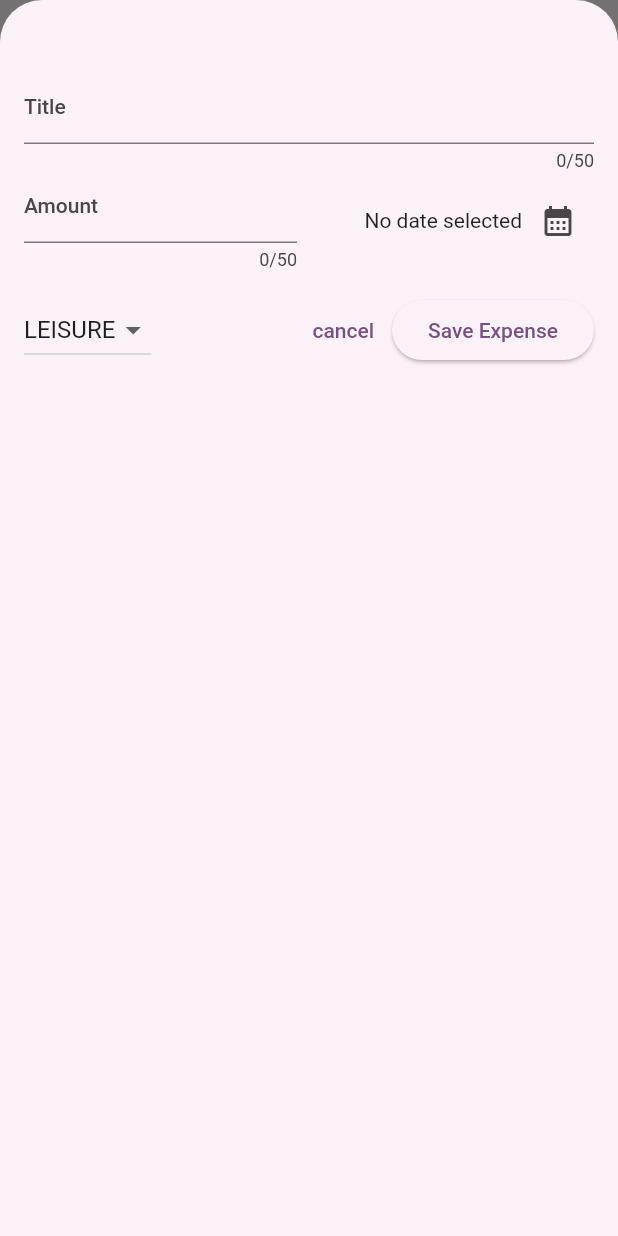
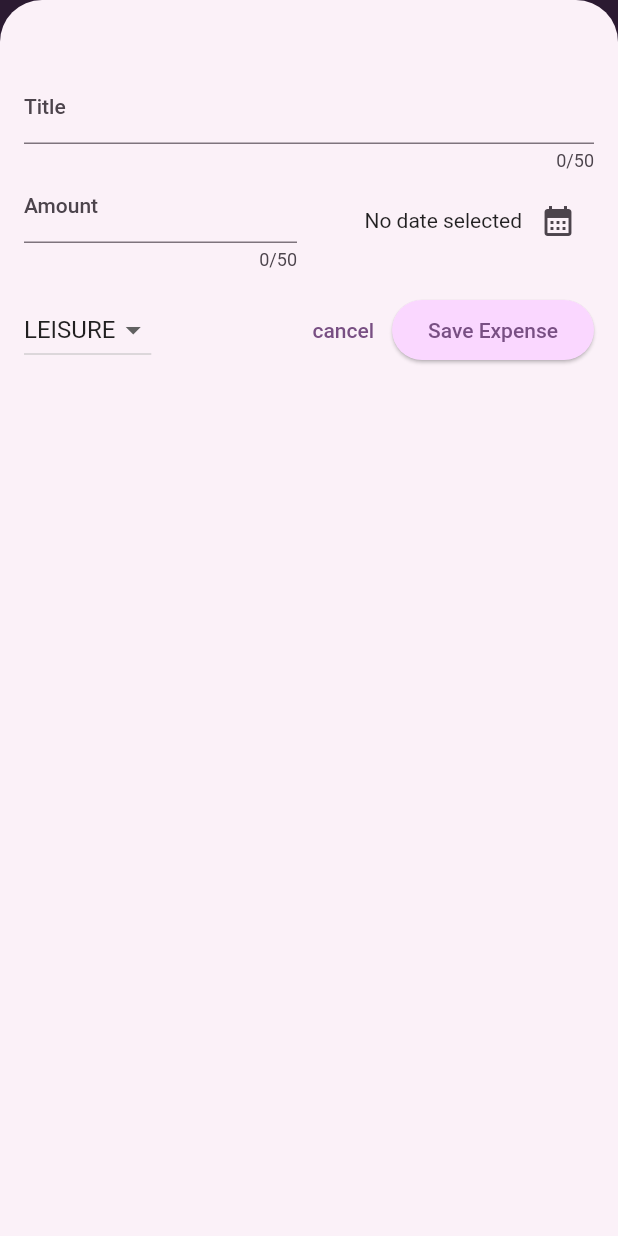
Before and after one commit to abdulrafayharoon/expense_tracker, a Flutter app: the screen it shows after launch, after a tap on the "add" icon, on a phone screen of 412 x 824 dp. Run offline on Flutter 3.47's test engine with Material 2 defaults, Android fonts, the phone set to English and light mode, and no system bars.

Commit message:
project completed

```diff
--- a/lib/main.dart
+++ b/lib/main.dart
@@ -1,16 +1,63 @@
 import 'package:expense_tracker/widgets/expenses.dart';
 import 'package:flutter/material.dart';
 
-var kColorScheme = ColorScheme.fromSeed(seedColor: const  Color.fromARGB(239, 215, 153, 231),);
+var kColorScheme = ColorScheme.fromSeed(
+  seedColor: const Color.fromARGB(239, 215, 153, 231),
+);
+
+var kDarkColorScheme =
+    ColorScheme.fromSeed(
+      brightness: Brightness.dark,
+        seedColor: const Color.fromARGB(255, 5, 99, 125));
 
 void main() {
   runApp(
     MaterialApp(
+      darkTheme: ThemeData.dark()
+          .copyWith(useMaterial3: true,
+          colorScheme: kDarkColorScheme,
+        cardTheme: const CardTheme().copyWith(
+          color: kDarkColorScheme.secondaryContainer,
+          margin: const EdgeInsets.symmetric(
+            horizontal: 16,
+            vertical: 8,
+          ),
+      ),
+        elevatedButtonTheme: ElevatedButtonThemeData(
+          style: ElevatedButton.styleFrom(
+            backgroundColor: kDarkColorScheme.primaryContainer,
+            foregroundColor: kDarkColorScheme.onPrimaryContainer),
+      ),
+      ),
       debugShowCheckedModeBanner: false,
       theme: ThemeData().copyWith(
         useMaterial3: true,
-        colorScheme: kColorScheme
+        colorScheme: kColorScheme,
+        appBarTheme: const AppBarTheme().copyWith(
+          backgroundColor: kColorScheme.onPrimaryContainer,
+          foregroundColor: kColorScheme.primaryContainer,
+        ),
+        cardTheme: const CardTheme().copyWith(
+          color: kColorScheme.secondaryContainer,
+          margin: const EdgeInsets.symmetric(
+            horizontal: 16,
+            vertical: 8,
+          ),
+        ),
+        elevatedButtonTheme: ElevatedButtonThemeData(
+          style: ElevatedButton.styleFrom(
+            backgroundColor: kColorScheme.primaryContainer,
+          ),
+        ),
+        textTheme: ThemeData().textTheme.copyWith(
+              titleLarge: TextStyle(
+                fontWeight: FontWeight.bold,
+                color: kColorScheme.onSecondaryContainer,
+                fontSize: 16,
+              ),
+            ),
       ),
+      // themeMode: ThemeMode.system,
       home: const Expenses(),
     ),
   );
--- a/lib/models/expense.dart
+++ b/lib/models/expense.dart
@@ -33,3 +33,27 @@ String get formattedDate{
   return formatter.format(date);
 }
 }
+
+class ExpenseBucket {
+  const ExpenseBucket({
+    required this.category,
+    required this.expenses,
+});
+
+  ExpenseBucket.forCategory(List<Expense> allExpenses, this.category)
+      : expenses= allExpenses.where((expense) => expense.category ==  category).toList();
+
+  final Category category;
+  final List<Expense> expenses;
+
+  double get totalExpenses{
+    double sum=0;
+
+    for (final expense in expenses){
+      sum += expense.amount;
+
+    }
+      return sum;
+  }
+
+}
--- /dev/null
+++ b/lib/widgets/chart/chart.dart
@@ -0,0 +1,95 @@
+import 'package:flutter/material.dart';
+
+import 'package:expense_tracker/widgets/chart/chart_bar.dart';
+import 'package:expense_tracker/models/expense.dart';
+
+class Chart extends StatelessWidget {
+  const Chart({super.key, required this.expenses});
+
+  final List<Expense> expenses;
+
+  List<ExpenseBucket> get buckets {
+    return [
+      ExpenseBucket.forCategory(expenses, Category.food),
+      ExpenseBucket.forCategory(expenses, Category.leisure),
+      ExpenseBucket.forCategory(expenses, Category.travel),
+      ExpenseBucket.forCategory(expenses, Category.work),
+    ];
+  }
+
+  double get maxTotalExpense {
+    double maxTotalExpense = 0;
+
+    for (final bucket in buckets) {
+      if (bucket.totalExpenses > maxTotalExpense) {
+        maxTotalExpense = bucket.totalExpenses;
+      }
+    }
+
+    return maxTotalExpense;
+  }
+
+  @override
+  Widget build(BuildContext context) {
+    final isDarkMode =
+        MediaQuery.of(context).platformBrightness == Brightness.dark;
+    return Container(
+      margin: const EdgeInsets.all(16),
+      padding: const EdgeInsets.symmetric(
+        vertical: 16,
+        horizontal: 8,
+      ),
+      width: double.infinity,
+      height: 180,
+      decoration: BoxDecoration(
+        borderRadius: BorderRadius.circular(8),
+        gradient: LinearGradient(
+          colors: [
+            Theme.of(context).colorScheme.primary.withOpacity(0.3),
+            Theme.of(context).colorScheme.primary.withOpacity(0.0)
+          ],
+          begin: Alignment.bottomCenter,
+          end: Alignment.topCenter,
+        ),
+      ),
+      child: Column(
+        children: [
+          Expanded(
+            child: Row(
+              crossAxisAlignment: CrossAxisAlignment.end,
+              children: [
+                for (final bucket in buckets) // alternative to map()
+                  ChartBar(
+                    fill: bucket.totalExpenses == 0
+                        ? 0
+                        : bucket.totalExpenses / maxTotalExpense,
+                  )
+              ],
+            ),
+          ),
+          const SizedBox(height: 12),
+          Row(
+            children: buckets
+                .map(
+                  (bucket) => Expanded(
+                    child: Padding(
+                      padding: const EdgeInsets.symmetric(horizontal: 4),
+                      child: Icon(
+                        categoryIcons[bucket.category],
+                        color: isDarkMode
+                            ? Theme.of(context).colorScheme.secondary
+                            : Theme.of(context)
+                                .colorScheme
+                                .primary
+                                .withOpacity(0.7),
+                      ),
+                    ),
+                  ),
+                )
+                .toList(),
+          )
+        ],
+      ),
+    );
+  }
+}
--- /dev/null
+++ b/lib/widgets/chart/chart_bar.dart
@@ -0,0 +1,34 @@
+import 'package:flutter/material.dart';
+
+class ChartBar extends StatelessWidget {
+  const ChartBar({
+    super.key,
+    required this.fill,
+  });
+
+  final double fill;
+
+  @override
+  Widget build(BuildContext context) {
+    final isDarkMode =
+        MediaQuery.of(context).platformBrightness == Brightness.dark;
+    return Expanded(
+      child: Padding(
+        padding: const EdgeInsets.symmetric(horizontal: 4),
+        child: FractionallySizedBox(
+          heightFactor: fill,
+          child: DecoratedBox(
+            decoration: BoxDecoration(
+              shape: BoxShape.rectangle,
+              borderRadius:
+                  const BorderRadius.vertical(top: Radius.circular(8)),
+              color: isDarkMode
+                  ? Theme.of(context).colorScheme.secondary
+                  : Theme.of(context).colorScheme.primary.withOpacity(0.65),
+            ),
+          ),
+        ),
+      ),
+    );
+  }
+}
--- a/lib/widgets/expenses.dart
+++ b/lib/widgets/expenses.dart
@@ -1,4 +1,5 @@
 import 'package:expense_tracker/models/expense.dart';
+import 'package:expense_tracker/widgets/chart/chart.dart';
 import 'package:expense_tracker/widgets/new_expense.dart';
 import 'package:flutter/material.dart';
 
@@ -93,7 +94,7 @@ class _ExpensesState extends State<Expenses> {
       body: Column(
         children: [
           // toolbar with the Add button => Row()
-          const Text("The chart"),
+         Chart(expenses: _registeredExpenses),
           Expanded(
             child: mainContent,
           ),
--- a/lib/widgets/expenses_list/expenses_item.dart
+++ b/lib/widgets/expenses_list/expenses_item.dart
@@ -12,20 +12,26 @@ class ExpenseItem extends StatelessWidget {
     return Card(
       child: Padding(
         padding: const EdgeInsets.symmetric(
-        horizontal: 20,
-      vertical: 16,
-    ),
+          horizontal: 20,
+          vertical: 16,
+        ),
         child: Column(
+          crossAxisAlignment: CrossAxisAlignment.start,
           children: [
-            Text(expense.title),
-            const SizedBox(height: 4,),
+            Text(
+              expense.title,
+              style: Theme.of(context).textTheme.titleLarge,
+            ),
+            const SizedBox(
+              height: 4,
+            ),
             Row(
               children: [
                 Text('\$${expense.amount.toStringAsFixed(2)}'),
                 const Spacer(),
                 Row(
                   children: [
-                  Icon(categoryIcons[expense.category]),
+                    Icon(categoryIcons[expense.category]),
                     const SizedBox(width: 8),
                     Text(expense.formattedDate),
                   ],
--- a/lib/widgets/expenses_list/expenses_list.dart
+++ b/lib/widgets/expenses_list/expenses_list.dart
@@ -18,11 +18,15 @@ class ExpensesList extends StatelessWidget {
       itemCount: expenses.length,
       itemBuilder: (ctx, index) => Dismissible(
         key: ValueKey(expenses[index]),
-        onDismissed: (direction){
+        background: Container(
+          color: Theme.of(context).colorScheme.error.withOpacity(0.75),
+          margin:EdgeInsets.symmetric(
+              horizontal: Theme.of(context).cardTheme.margin!.horizontal),
+        ),
+        onDismissed: (direction) {
           onRemoveExpense(expenses[index]);
         },
-        child: ExpenseItem(
-            expenses[index]),
+        child: ExpenseItem(expenses[index]),
       ),
     );
   }
```
